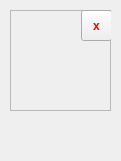
Before: the Qt Designer form src/RewardWidget.ui in gottagofaster236/RewardsTheater, drawn with Qt 5.
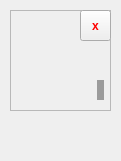
After: the same form once the commit is applied.

Commit message: Editing, saving, deleting rewards is now working

```diff
--- a/src/RewardWidget.ui
+++ b/src/RewardWidget.ui
@@ -47,26 +47,73 @@
      <bool>true</bool>
     </property>
    </widget>
-   <widget class="QLabel" name="costLabel">
+   <widget class="QWidget" name="costLayout" native="true">
     <property name="geometry">
      <rect>
       <x>0</x>
-      <y>70</y>
+      <y>60</y>
       <width>101</width>
-      <height>21</height>
+      <height>40</height>
      </rect>
     </property>
-    <property name="text">
-     <string/>
-    </property>
-    <property name="alignment">
-     <set>Qt::AlignCenter</set>
-    </property>
+    <layout class="QHBoxLayout" name="horizontalLayout">
+     <item>
+      <spacer name="leftSpacer">
+       <property name="orientation">
+        <enum>Qt::Horizontal</enum>
+       </property>
+       <property name="sizeHint" stdset="0">
+        <size>
+         <width>0</width>
+         <height>0</height>
+        </size>
+       </property>
+      </spacer>
+     </item>
+     <item>
+      <widget class="QLabel" name="costLabel">
+       <property name="sizePolicy">
+        <sizepolicy hsizetype="Preferred" vsizetype="Preferred">
+         <horstretch>0</horstretch>
+         <verstretch>0</verstretch>
+        </sizepolicy>
+       </property>
+       <property name="minimumSize">
+        <size>
+         <width>0</width>
+         <height>20</height>
+        </size>
+       </property>
+       <property name="maximumSize">
+        <size>
+         <width>16777215</width>
+         <height>20</height>
+        </size>
+       </property>
+       <property name="styleSheet">
+        <string notr="true">background: #5A000000;</string>
+       </property>
+       <property name="text">
+        <string/>
+       </property>
+       <property name="margin">
+        <number>5</number>
+       </property>
+      </widget>
+     </item>
+     <item>
+      <spacer name="rightSpacer">
+       <property name="orientation">
+        <enum>Qt::Horizontal</enum>
+       </property>
+      </spacer>
+     </item>
+    </layout>
    </widget>
    <widget class="QToolButton" name="deleteButton">
     <property name="geometry">
      <rect>
-      <x>71</x>
+      <x>70</x>
       <y>0</y>
       <width>31</width>
       <height>31</height>
```
The commit also changes 14 other files.
